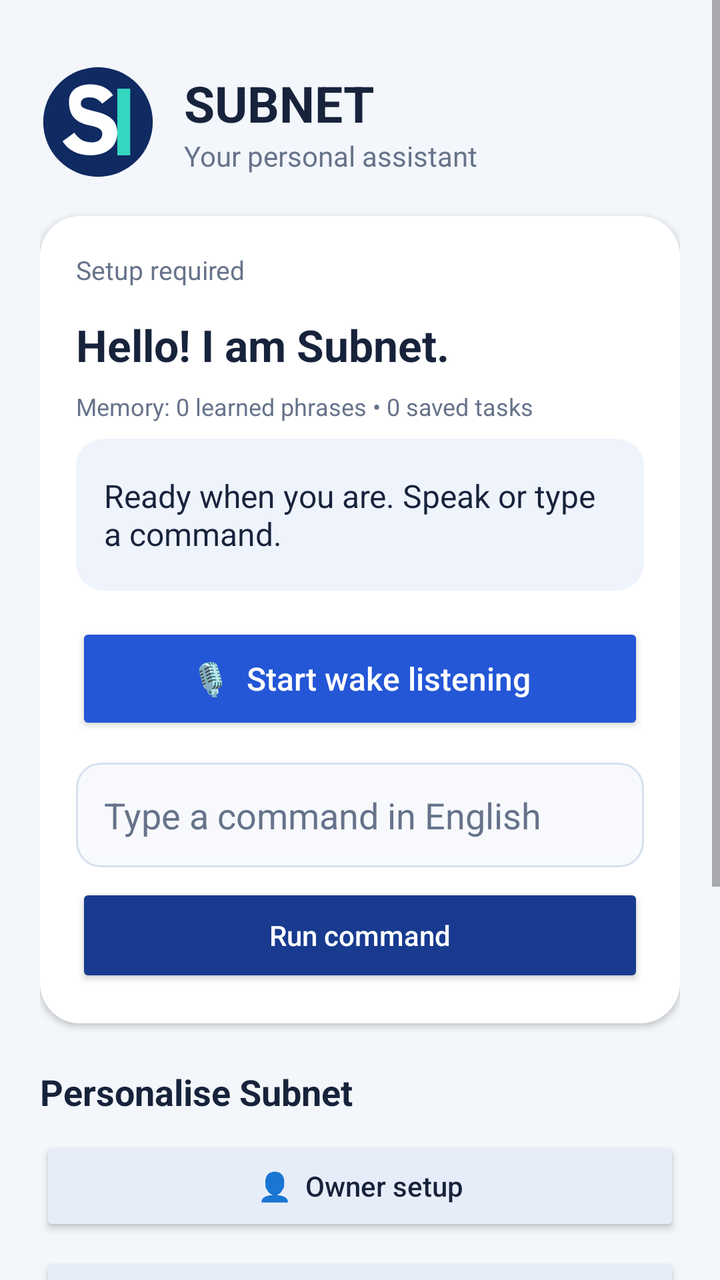
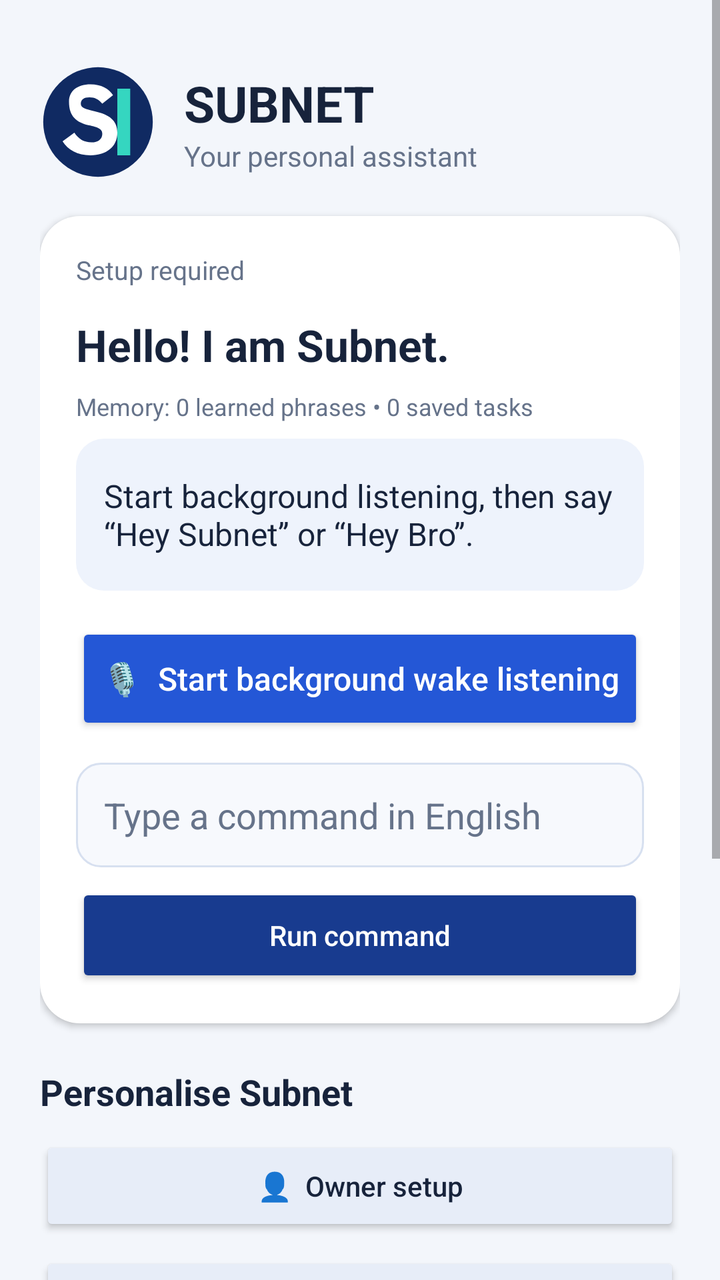

The first picture is an Android layout as it rendered before a commit; the second is the same layout after the commit. The layout source and the unified diff follow.
<!-- AndroidManifest.xml: application theme android:Theme.Material.Light.NoActionBar -->
<!-- res/layout/activity_main.xml -->
<?xml version="1.0" encoding="utf-8"?>
<ScrollView xmlns:android="http://schemas.android.com/apk/res/android"
    android:layout_width="match_parent"
    android:layout_height="match_parent"
    android:background="@color/sb_background"
    android:fillViewport="true">

    <LinearLayout
        android:layout_width="match_parent"
        android:layout_height="wrap_content"
        android:orientation="vertical"
        android:padding="20dp">

        <LinearLayout
            android:layout_width="match_parent"
            android:layout_height="wrap_content"
            android:gravity="center_vertical"
            android:orientation="horizontal"
            android:paddingTop="12dp"
            android:paddingBottom="18dp">

            <ImageView
                android:layout_width="58dp"
                android:layout_height="58dp"
                android:contentDescription="Subnet Assistant SB logo"
                android:src="@drawable/sb_logo" />

            <LinearLayout
                android:layout_width="0dp"
                android:layout_height="wrap_content"
                android:layout_marginStart="14dp"
                android:layout_weight="1"
                android:orientation="vertical">

                <TextView
                    android:layout_width="wrap_content"
                    android:layout_height="wrap_content"
                    android:text="SUBNET"
                    android:textColor="@color/sb_text"
                    android:textSize="25sp"
                    android:textStyle="bold" />

                <TextView
                    android:layout_width="wrap_content"
                    android:layout_height="wrap_content"
                    android:text="Your personal assistant"
                    android:textColor="@color/sb_muted"
                    android:textSize="14sp" />
            </LinearLayout>
        </LinearLayout>

        <LinearLayout
            android:layout_width="match_parent"
            android:layout_height="wrap_content"
            android:background="@drawable/card_surface"
            android:elevation="2dp"
            android:orientation="vertical"
            android:padding="18dp">

            <TextView
                android:id="@+id/setupStatus"
                android:layout_width="match_parent"
                android:layout_height="wrap_content"
                android:text="Setup required"
                android:textColor="@color/sb_muted"
                android:textSize="13sp" />

            <TextView
                android:layout_width="match_parent"
                android:layout_height="wrap_content"
                android:layout_marginTop="14dp"
                android:text="Hello! I am Subnet."
                android:textColor="@color/sb_text"
                android:textSize="22sp"
                android:textStyle="bold" />

            <TextView
                android:id="@+id/learningStatus"
                android:layout_width="match_parent"
                android:layout_height="wrap_content"
                android:layout_marginTop="8dp"
                android:text="Memory: 0 learned phrases • 0 saved tasks"
                android:textColor="@color/sb_muted"
                android:textSize="12sp" />

            <TextView
                android:id="@+id/status"
                android:layout_width="match_parent"
                android:layout_height="wrap_content"
                android:layout_marginTop="8dp"
                android:background="@drawable/status_surface"
                android:gravity="center_vertical"
                android:minHeight="76dp"
                android:padding="14dp"
                android:text="Ready when you are. Speak or type a command."
                android:textColor="@color/sb_text"
                android:textSize="16sp" />

            <Button
                android:id="@+id/listenButton"
                android:layout_width="match_parent"
                android:layout_height="56dp"
                android:layout_marginTop="16dp"
                android:backgroundTint="@color/sb_primary"
                android:text="🎙  Start wake listening"
                android:textAllCaps="false"
                android:textColor="@android:color/white"
                android:textSize="16sp" />

            <EditText
                android:id="@+id/commandInput"
                android:layout_width="match_parent"
                android:layout_height="wrap_content"
                android:layout_marginTop="14dp"
                android:background="@drawable/input_surface"
                android:hint="Type a command in English"
                android:inputType="textCapSentences"
                android:minHeight="52dp"
                android:padding="14dp"
                android:singleLine="true"
                android:textColor="@color/sb_text"
                android:textColorHint="@color/sb_muted" />

            <Button
                android:id="@+id/runButton"
                android:layout_width="match_parent"
                android:layout_height="52dp"
                android:layout_marginTop="8dp"
                android:backgroundTint="@color/sb_secondary"
                android:text="Run command"
                android:textAllCaps="false"
                android:textColor="@android:color/white" />
        </LinearLayout>

        <TextView
            android:layout_width="match_parent"
            android:layout_height="wrap_content"
            android:layout_marginTop="22dp"
            android:layout_marginBottom="10dp"
            android:text="Personalise Subnet"
            android:textColor="@color/sb_text"
            android:textSize="18sp"
            android:textStyle="bold" />

        <Button
            android:id="@+id/setupButton"
            android:layout_width="match_parent"
            android:layout_height="50dp"
            android:backgroundTint="@color/sb_card_button"
            android:text="👤  Owner setup"
            android:textAllCaps="false"
            android:textColor="@color/sb_text" />

        <Button
            android:id="@+id/exportButton"
            android:layout_width="match_parent"
            android:layout_height="50dp"
            android:layout_marginTop="8dp"
            android:backgroundTint="@color/sb_card_button"
            android:text="↑  Export learned commands"
            android:textAllCaps="false"
            android:textColor="@color/sb_text" />

        <Button
            android:id="@+id/importButton"
            android:layout_width="match_parent"
            android:layout_height="50dp"
            android:layout_marginTop="8dp"
            android:backgroundTint="@color/sb_card_button"
            android:text="↓  Import learned commands"
            android:textAllCaps="false"
            android:textColor="@color/sb_text" />

        <Button
            android:id="@+id/suggestButton"
            android:layout_width="match_parent"
            android:layout_height="52dp"
            android:layout_marginTop="8dp"
            android:backgroundTint="@color/sb_accent"
            android:text="💡  Suggest a feature"
            android:textAllCaps="false"
            android:textColor="@android:color/white" />

        <TextView
            android:layout_width="match_parent"
            android:layout_height="wrap_content"
            android:layout_marginTop="20dp"
            android:padding="14dp"
            android:background="@drawable/status_surface"
            android:text="Try: “Open WhatsApp”  •  “Call Alex”  •  “Note buy groceries”  •  “Teach my office as work”"
            android:textColor="@color/sb_muted"
            android:textSize="13sp" />

        <TextView
            android:layout_width="match_parent"
            android:layout_height="wrap_content"
            android:layout_marginTop="14dp"
            android:gravity="center"
            android:text="SUBNETBYTES  •  Built to learn with you"
            android:textColor="@color/sb_muted"
            android:textSize="11sp" />
    </LinearLayout>
</ScrollView>
<!-- resources referenced by this layout -->
<resources>
  <color name="sb_accent">#0E8A78</color>
  <color name="sb_background">#F3F6FB</color>
  <color name="sb_card_button">#E7EDF8</color>
  <color name="sb_muted">#66738A</color>
  <color name="sb_primary">#2457D6</color>
  <color name="sb_secondary">#183B8F</color>
  <color name="sb_text">#17233B</color>
  <!-- drawable card_surface (drawable) -->
  <shape xmlns:android="http://schemas.android.com/apk/res/android">
      <solid android:color="#FFFFFF" />
      <corners android:radius="20dp" />
  </shape>
  <!-- drawable input_surface (drawable) -->
  <shape xmlns:android="http://schemas.android.com/apk/res/android">
      <solid android:color="#F7F9FD" />
      <stroke android:width="1dp" android:color="#D7E0F0" />
      <corners android:radius="12dp" />
  </shape>
  <!-- drawable sb_logo (drawable) -->
  <vector xmlns:android="http://schemas.android.com/apk/res/android"
      android:width="108dp" android:height="108dp" android:viewportWidth="108" android:viewportHeight="108">
      <path android:fillColor="#102A62" android:pathData="M54,3A51,51 0,1 0,54 105A51,51 0,1 0,54 3Z" />
      <path android:fillColor="#FFFFFF" android:pathData="M27,35C27,25 35,19 47,19C57,19 64,23 68,29L58,37C55,33 51,31 46,31C41,31 38,33 38,37C38,41 42,42 51,44C64,47 72,52 72,64C72,77 62,85 47,85C35,85 26,80 21,72L32,64C36,70 41,73 48,73C54,73 58,70 58,65C58,61 55,59 45,57C34,54 27,49 27,35Z" />
      <path android:fillColor="#35D6C0" android:pathData="M72,23L84,23L84,85L72,85Z" />
  </vector>
  <!-- drawable status_surface (drawable) -->
  <shape xmlns:android="http://schemas.android.com/apk/res/android">
      <solid android:color="#EEF3FC" />
      <corners android:radius="14dp" />
  </shape>
</resources>

<!-- the commit's change to res/layout/activity_main.xml (unified diff, before → after) -->
@@ -92,7 +92,7 @@
                 android:gravity="center_vertical"
                 android:minHeight="76dp"
                 android:padding="14dp"
-                android:text="Ready when you are. Speak or type a command."
+                android:text="Start background listening, then say “Hey Subnet” or “Hey Bro”."
                 android:textColor="@color/sb_text"
                 android:textSize="16sp" />
 
@@ -102,7 +102,7 @@
                 android:layout_height="56dp"
                 android:layout_marginTop="16dp"
                 android:backgroundTint="@color/sb_primary"
-                android:text="🎙  Start wake listening"
+                android:text="🎙  Start background wake listening"
                 android:textAllCaps="false"
                 android:textColor="@android:color/white"
                 android:textSize="16sp" />
@@ -187,7 +187,7 @@
             android:layout_marginTop="20dp"
             android:padding="14dp"
             android:background="@drawable/status_surface"
-            android:text="Try: “Open WhatsApp”  •  “Call Alex”  •  “Note buy groceries”  •  “Teach my office as work”"
+            android:text="Try: “Hey Subnet, call Bhargavi”  •  “Note buy groceries”  •  “Teach my office as work”. Listening continues with the screen locked while the foreground service is active."
             android:textColor="@color/sb_muted"
             android:textSize="13sp" />
 
